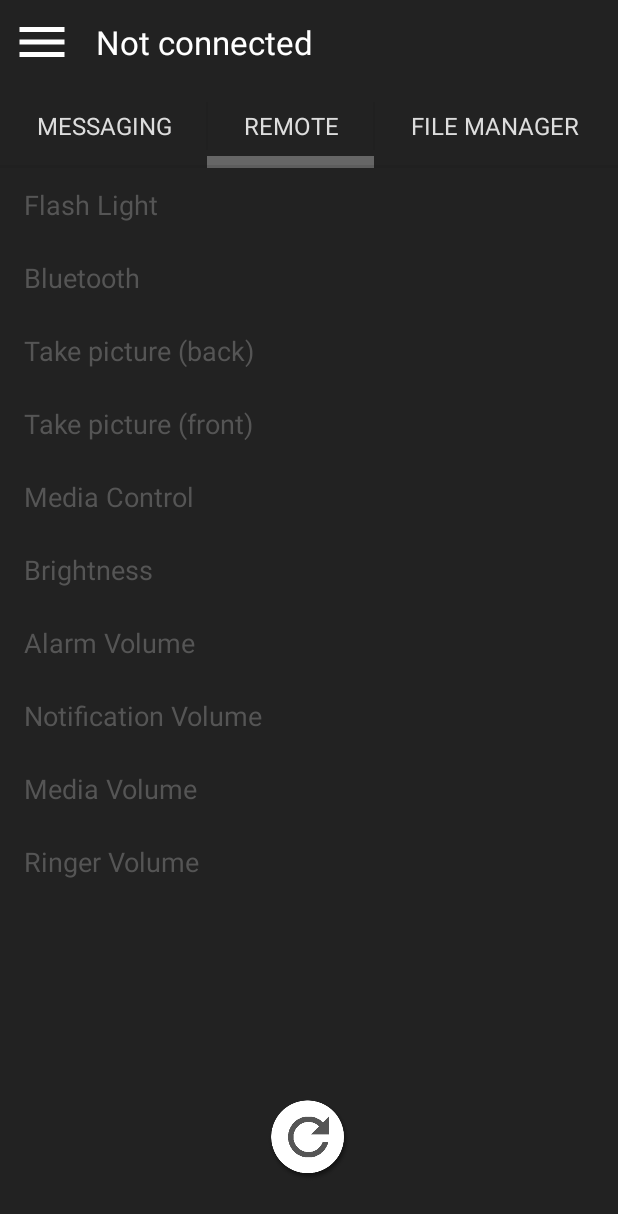
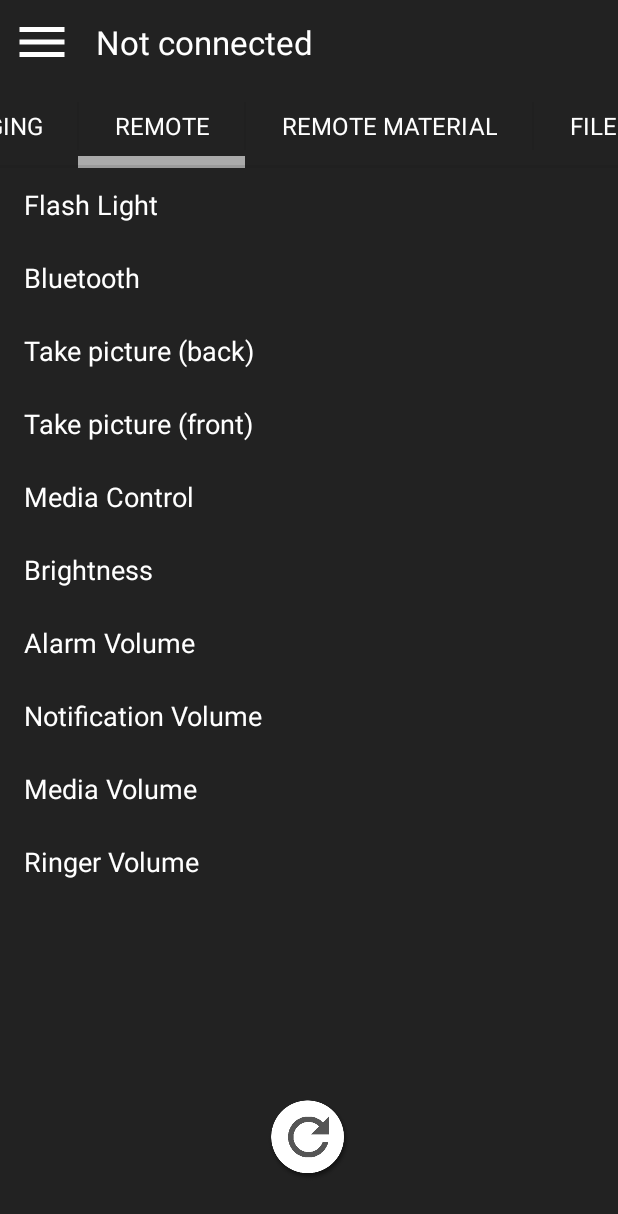
Before and after one commit to Micnubinub/FakeHackerV3, an Android app: the screen it shows after launch (MainActivity), after a tap on "REMOTE", on a phone screen of 412 x 824 dp. Shown: the top 1214 px of the screen. Run offline under Robolectric (Android 15) with nearby library versions, the phone set to English and light mode, and no system bars; 7 statements that could not run were skipped.

Commit message:
Merging with P2P

```diff
--- a/app/src/main/AndroidManifest.xml
+++ b/app/src/main/AndroidManifest.xml
@@ -26,6 +26,7 @@
         android:theme="@style/AppTheme">
         <activity
             android:name=".MainActivity"
+            android:configChanges="keyboard|keyboardHidden|orientation|screenSize"
             android:label="@string/app_name">
             <intent-filter>
                 <action android:name="android.intent.action.MAIN" />
@@ -35,6 +36,7 @@
 
         <activity
             android:name=".Console"
+            android:configChanges="keyboard|keyboardHidden|orientation|screenSize"
             android:label="Console">
             <intent-filter>
                 <action android:name="android.intent.action.MAIN" />
@@ -42,7 +44,7 @@
             </intent-filter>
         </activity>
 
-        <service android:name=".P2PManager" />
+        <service android:name=".P2PManager" android:configChanges="keyboard|keyboardHidden|orientation|screenSize" />
     </application>
 
 </manifest>
--- a/app/src/main/java/tbs/fakehackerv3/MainActivity.java
+++ b/app/src/main/java/tbs/fakehackerv3/MainActivity.java
@@ -21,6 +21,7 @@ import tbs.fakehackerv3.fragments.FileManagerFragment;
 import tbs.fakehackerv3.fragments.MessagingFragent;
 import tbs.fakehackerv3.fragments.OnlineRepo;
 import tbs.fakehackerv3.fragments.RemoteFragment;
+import tbs.fakehackerv3.fragments.RemoteMaterial;
 import tbs.fakehackerv3.fragments.Settings;
 
 
@@ -45,10 +46,6 @@ public class MainActivity extends FragmentActivity {
 
         @Override
         public void onMessageReceived(String msg) {
-            log("message_background received : " + msg);
-            toast("message_background received : " + msg);
-            setConnected(true);
-
             final String[] received = msg.split(Message.MESSAGE_SEPARATOR, 2);
             if (received[0].equals(String.valueOf(Message.MessageType.SEND_COMMAND))) {
                 RemoteFragment.handleReceivedCommand(received[1]);
@@ -74,7 +71,7 @@ public class MainActivity extends FragmentActivity {
                     MainViewManager.setConnectedToDevice("");
                 }
             });
-            setConnected(true);
+            setConnected(false);
             nullifyGroupAndDevice();
 
         }
@@ -97,7 +94,6 @@ public class MainActivity extends FragmentActivity {
                                         P2PManager.manager.requestConnectionInfo(P2PManager.channel, new WifiP2pManager.ConnectionInfoListener() {
                                             @Override
                                             public void onConnectionInfoAvailable(final WifiP2pInfo info) {
-
                                                 if (info.isGroupOwner) {
                                                     P2PManager.manager.requestPeers(P2PManager.channel, new WifiP2pManager.PeerListListener() {
                                                         @Override
@@ -139,8 +135,6 @@ public class MainActivity extends FragmentActivity {
     //Fragments
     public static CustomAndDownloadedCommands customAndDownloadedCommands;
     public static OnlineRepo onlineRepo;
-    public static RemoteFragment remote;
-    public static MessagingFragent messaging;
     public static Settings settings;
     public static boolean connected;
     public static WifiP2pGroup currentGroup;
@@ -166,11 +160,19 @@ public class MainActivity extends FragmentActivity {
                         if (connectedDevice != null) {
                             MainViewManager.setStaticText("Connected to");
                             MainViewManager.setConnectedToDevice(connectedDevice.deviceName + " (" + connectedDevice.deviceAddress + ")");
+                            for (Fragment fragment : fragments) {
+                                if (fragment instanceof MessagingFragent) {
+                                    ((MessagingFragent) fragment).init();
+                                } else if (fragment instanceof FileManagerFragment) {
+                                    ((FileManagerFragment) fragment).init();
+                                } else if (fragment instanceof RemoteFragment) {
+                                    ((RemoteFragment) fragment).init();
+                                }
+                            }
                         } else {
                             P2PManager.connectedDeviceNullFix();
-                            log("Connected device is null");
-                            toast("Connected device is null");
                         }
+
                     }
                 });
             } else {
@@ -208,8 +210,6 @@ public class MainActivity extends FragmentActivity {
         return customAndDownloadedCommands;
     }
 
-
-
     private static void log(String msg) {
         Log.e("main", msg);
     }
@@ -238,11 +238,12 @@ public class MainActivity extends FragmentActivity {
     private void setUpFragments() {
         fragments[0] = new MessagingFragent();
         fragments[1] = new RemoteFragment();
-        fragments[2] = new FileManagerFragment();
+        fragments[2] = new RemoteMaterial();
+        fragments[3] = new FileManagerFragment();
 
         tabs = (PagerSlidingTabStrip) findViewById(R.id.tabs);
         pager = (ViewPager) findViewById(R.id.view_pager);
-        pager.setOffscreenPageLimit(3);
+        pager.setOffscreenPageLimit(4);
 
         pagerAdapter = new MyPagerAdapter(getSupportFragmentManager());
 
@@ -251,11 +252,11 @@ public class MainActivity extends FragmentActivity {
 
     }
 
-    private static final Fragment[] fragments = new Fragment[3];
+    private static final Fragment[] fragments = new Fragment[4];
 
     public class MyPagerAdapter extends FragmentPagerAdapter {
 
-        private final String[] TITLES = {"Messaging", "Remote", "File Manager"};
+        private final String[] TITLES = {"Messaging", "Remote", "Remote Material", "File Manager"};
 
         public MyPagerAdapter(FragmentManager fm) {
             super(fm);
--- a/app/src/main/java/tbs/fakehackerv3/MainViewManager.java
+++ b/app/src/main/java/tbs/fakehackerv3/MainViewManager.java
@@ -16,7 +16,6 @@ public class MainViewManager {
     private static View mainView;
     public static FAB fab;
     public static LinearLayout sidePane;
-    public static FrameLayout container;
     private static ImageView hamburger;
     private static Context context;
     private static TextView connectedToStaticText, connectedToDevice;
@@ -33,7 +32,6 @@ public class MainViewManager {
         sidePane = (LinearLayout) mainView.findViewById(R.id.side_pane);
         fab = (FAB) mainView.findViewById(R.id.fab);
         hamburger = (ImageView) mainView.findViewById(R.id.hamburger);
-        container = (FrameLayout) mainView.findViewById(R.id.container);
         connectedToDevice = (TextView) mainView.findViewById(R.id.device_text);
         connectedToStaticText = (TextView) mainView.findViewById(R.id.static_text);
     }
--- a/app/src/main/java/tbs/fakehackerv3/Message.java
+++ b/app/src/main/java/tbs/fakehackerv3/Message.java
@@ -12,7 +12,7 @@ public class Message {
         this.messageType = messageType;
         switch (messageType) {
             case SEND_COMMAND:
-                this.message = String.valueOf(messageType) + message;
+                this.message = message;
                 break;
             case SEND_FILE:
                 this.message = String.valueOf(messageType) + MESSAGE_SEPARATOR + message;
--- a/app/src/main/java/tbs/fakehackerv3/custom_views/PagerSlidingTabStrip.java
+++ b/app/src/main/java/tbs/fakehackerv3/custom_views/PagerSlidingTabStrip.java
@@ -54,7 +54,7 @@ public class PagerSlidingTabStrip extends HorizontalScrollView {
     private float currentPositionOffset = 0f;
     private Paint rectPaint;
     private Paint dividerPaint;
-    private int indicatorColor = 0xFF666666;
+    private int indicatorColor = 0xFFaaaaaa;
     private int underlineColor = 0x1A111111;
     private int dividerColor = 0x1A111111;
     private boolean shouldExpand = false;
@@ -67,7 +67,7 @@ public class PagerSlidingTabStrip extends HorizontalScrollView {
     private int dividerWidth = 1;
     private int tabBackgroundResId;
     private int tabTextSize = 16;
-    private int tabTextColor = 0xFFdddddd;
+    private int tabTextColor = 0xFFfefefe;
     private int lastScrollX = 0;
     private Locale locale;
 
@@ -91,7 +91,7 @@ public class PagerSlidingTabStrip extends HorizontalScrollView {
         tabsContainer.setLayoutParams(new LayoutParams(LayoutParams.MATCH_PARENT, LayoutParams.MATCH_PARENT));
         addView(tabsContainer);
 
-        DisplayMetrics dm = getResources().getDisplayMetrics();
+        final DisplayMetrics dm = getResources().getDisplayMetrics();
 
         scrollOffset = (int) TypedValue.applyDimension(TypedValue.COMPLEX_UNIT_DIP, scrollOffset, dm);
         indicatorHeight = (int) TypedValue.applyDimension(TypedValue.COMPLEX_UNIT_DIP, indicatorHeight, dm);
--- a/app/src/main/res/layout/file_item.xml
+++ b/app/src/main/res/layout/file_item.xml
@@ -24,6 +24,7 @@
         android:layout_marginTop="8dp"
         android:layout_toRightOf="@+id/icon"
         android:text="Music"
+        android:textColor="#fff"
         android:textSize="18sp" />
 
     <TextView
@@ -38,6 +39,7 @@
         android:layout_toRightOf="@+id/icon"
         android:padding="4dp"
         android:text="22kb"
+        android:textColor="#fff"
         android:textSize="16sp"
         android:textStyle="italic" />
 
--- a/app/src/main/res/layout/main_view.xml
+++ b/app/src/main/res/layout/main_view.xml
@@ -73,9 +73,9 @@
 
     </LinearLayout>
 
-    <RelativeLayout
-        android:layout_width="wrap_content"
-        android:layout_height="fill_parent"></RelativeLayout>
+    <!--<RelativeLayout-->
+        <!--android:layout_width="wrap_content"-->
+        <!--android:layout_height="fill_parent"></RelativeLayout>-->
 
     <LinearLayout
         android:id="@+id/side_pane"
@@ -95,5 +95,8 @@
         android:paddingBottom="8dp"
         android:paddingLeft="7dp"
         android:paddingRight="8dp"
-        android:paddingTop="4dp" />
+        android:paddingTop="4dp">
+
+        <requestFocus />
+    </tbs.fakehackerv3.FAB>
 </RelativeLayout>
--- a/app/src/main/res/layout/media_control.xml
+++ b/app/src/main/res/layout/media_control.xml
@@ -55,7 +55,6 @@
 
     </LinearLayout>
 
-
     <include
         android:id="@+id/save_cancel"
         layout="@layout/save_cancel"
@@ -66,5 +65,4 @@
         android:layout_marginBottom="4dp"
         android:layout_marginRight="4dp" />
 
-
 </RelativeLayout>
--- a/app/src/main/res/layout/messaging_fragment.xml
+++ b/app/src/main/res/layout/messaging_fragment.xml
@@ -2,7 +2,7 @@
 <RelativeLayout xmlns:android="http://schemas.android.com/apk/res/android"
     android:layout_width="match_parent"
     android:layout_height="match_parent"
-    android:background="#222222"
+
     android:orientation="vertical">
 
     <ListView
@@ -25,6 +25,7 @@
         android:padding="8dp"
         android:stackFromBottom="true"
         android:textColor="#fff"
+        android:textColorHint="#ffeeeeee"
         android:textSize="18dp"
         android:transcriptMode="alwaysScroll" />
 
--- a/app/src/main/res/layout/remote.xml
+++ b/app/src/main/res/layout/remote.xml
@@ -15,7 +15,7 @@
             android:layout_height="wrap_content"
             android:padding="12dp"
             android:text="Flash Light"
-            android:textColor="#555555"
+            android:textColor="#fff"
             android:textSize="18sp" />
 
         <!--<Switch-->
@@ -25,7 +25,7 @@
         <!--android:enabled="false"-->
         <!--android:padding="12dp"-->
         <!--android:text="Wifi"-->
-        <!--android:textColor="#555555"-->
+        <!--android:textColor="#fff"-->
         <!--android:textSize="18sp" />-->
 
         <TextView
@@ -34,7 +34,7 @@
             android:layout_height="wrap_content"
             android:padding="12dp"
             android:text="Bluetooth"
-            android:textColor="#555555"
+            android:textColor="#fff"
             android:textSize="18sp" />
 
         <TextView
@@ -43,7 +43,7 @@
             android:layout_height="wrap_content"
             android:padding="12dp"
             android:text="Take picture (back)"
-            android:textColor="#555555"
+            android:textColor="#fff"
             android:textSize="18sp" />
 
         <TextView
@@ -52,7 +52,7 @@
             android:layout_height="wrap_content"
             android:padding="12dp"
             android:text="Take picture (front)"
-            android:textColor="#555555"
+            android:textColor="#fff"
             android:textSize="18sp" />
 
         <TextView
@@ -61,7 +61,7 @@
             android:layout_height="wrap_content"
             android:padding="12dp"
             android:text="Media Control"
-            android:textColor="#555555"
+            android:textColor="#fff"
             android:textSize="18sp" />
 
 
@@ -71,7 +71,7 @@
             android:layout_height="wrap_content"
             android:padding="12dp"
             android:text="Brightness"
-            android:textColor="#555555"
+            android:textColor="#fff"
             android:textSize="18sp" />
 
         <!--<TextView-->
@@ -80,7 +80,7 @@
             <!--android:layout_height="wrap_content"-->
             <!--android:padding="12dp"-->
             <!--android:text="Auto-rotation"-->
-            <!--android:textColor="#555555"-->
+            <!--android:textColor="#fff"-->
             <!--android:textSize="18sp" />-->
 
         <!--<TextView-->
@@ -89,7 +89,7 @@
             <!--android:layout_height="wrap_content"-->
             <!--android:padding="12dp"-->
             <!--android:text="Screen Timeout"-->
-            <!--android:textColor="#555555"-->
+            <!--android:textColor="#fff"-->
             <!--android:textSize="18sp" />-->
 
         <!--<TextView-->
@@ -98,7 +98,7 @@
             <!--android:layout_height="wrap_content"-->
             <!--android:padding="12dp"-->
             <!--android:text="Silent Mode"-->
-            <!--android:textColor="#555555"-->
+            <!--android:textColor="#fff"-->
             <!--android:textSize="18sp" />-->
 
 
@@ -108,7 +108,7 @@
             android:layout_height="wrap_content"
             android:padding="12dp"
             android:text="Alarm Volume"
-            android:textColor="#555555"
+            android:textColor="#fff"
             android:textSize="18sp" />
 
 
@@ -118,7 +118,7 @@
             android:layout_height="wrap_content"
             android:padding="12dp"
             android:text="Notification Volume"
-            android:textColor="#555555"
+            android:textColor="#fff"
             android:textSize="18sp" />
 
         <TextView
@@ -127,7 +127,7 @@
             android:layout_height="wrap_content"
             android:padding="12dp"
             android:text="Media Volume"
-            android:textColor="#555555"
+            android:textColor="#fff"
             android:textSize="18sp" />
 
         <TextView
@@ -136,7 +136,7 @@
             android:layout_height="wrap_content"
             android:padding="12dp"
             android:text="Ringer Volume"
-            android:textColor="#555555"
+            android:textColor="#fff"
             android:textSize="18sp" />
     </LinearLayout>
 </ScrollView>
```
Also changed, not shown: app/src/main/java/tbs/fakehackerv3/P2PManager.java (+59 -69 lines), app/src/main/java/tbs/fakehackerv3/Tools.java (+4 -4 lines), app/src/main/java/tbs/fakehackerv3/fragments/FileManagerFragment.java (+57 -31 lines), app/src/main/java/tbs/fakehackerv3/fragments/Fragments.java (deleted, +0 -29 lines), app/src/main/java/tbs/fakehackerv3/fragments/MessagingFragent.java (+23 -1 lines), app/src/main/java/tbs/fakehackerv3/fragments/RemoteFragment.java (+7 -2 lines).
